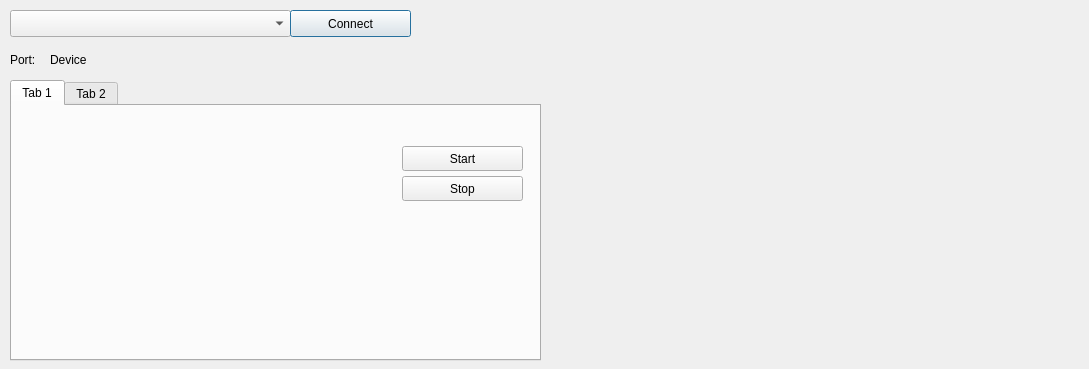
NestorDP/littlebot_rqt_plugin, file ui/littlebot_gui.ui: the form before one commit.
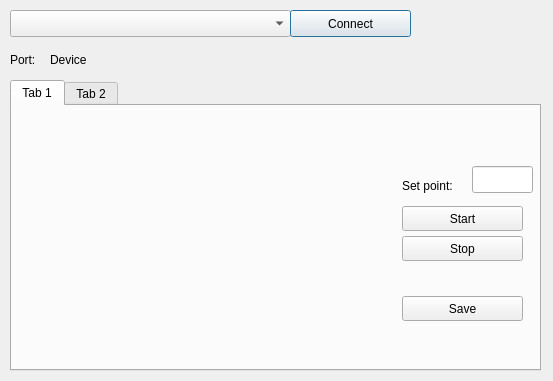
The form after the commit. Custom widgets are drawn as their Qt base class.

Commit message: ✨ feat(plot): Create a new curve to plot the setpoint value

```diff
--- a/ui/littlebot_gui.ui
+++ b/ui/littlebot_gui.ui
@@ -6,8 +6,8 @@
    <rect>
     <x>0</x>
     <y>0</y>
-    <width>1089</width>
-    <height>369</height>
+    <width>553</width>
+    <height>381</height>
    </rect>
   </property>
   <property name="windowTitle">
@@ -68,7 +68,7 @@
      <x>10</x>
      <y>80</y>
      <width>531</width>
-     <height>281</height>
+     <height>291</height>
     </rect>
    </property>
    <property name="currentIndex">
@@ -92,7 +92,7 @@
      <property name="geometry">
       <rect>
        <x>390</x>
-       <y>40</y>
+       <y>100</y>
        <width>121</width>
        <height>25</height>
       </rect>
@@ -105,7 +105,7 @@
      <property name="geometry">
       <rect>
        <x>390</x>
-       <y>70</y>
+       <y>130</y>
        <width>121</width>
        <height>25</height>
       </rect>
@@ -114,6 +114,42 @@
       <string>Stop</string>
      </property>
     </widget>
+    <widget class="QLineEdit" name="line_edit_setpoint">
+     <property name="geometry">
+      <rect>
+       <x>460</x>
+       <y>60</y>
+       <width>61</width>
+       <height>27</height>
+      </rect>
+     </property>
+    </widget>
+    <widget class="QLabel" name="label_port_2">
+     <property name="geometry">
+      <rect>
+       <x>390</x>
+       <y>70</y>
+       <width>71</width>
+       <height>19</height>
+      </rect>
+     </property>
+     <property name="text">
+      <string>Set point:</string>
+     </property>
+    </widget>
+    <widget class="QPushButton" name="push_save">
+     <property name="geometry">
+      <rect>
+       <x>390</x>
+       <y>190</y>
+       <width>121</width>
+       <height>25</height>
+      </rect>
+     </property>
+     <property name="text">
+      <string>Save</string>
+     </property>
+    </widget>
    </widget>
    <widget class="QWidget" name="tab_2">
     <attribute name="title">
```
The commit also changes 2 other files.
